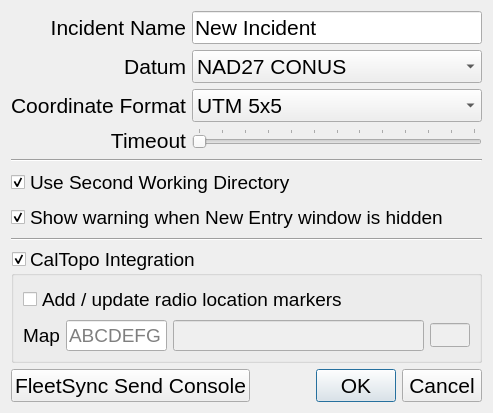
ncssar/radiolog, file designer/options.ui: the form before one commit.
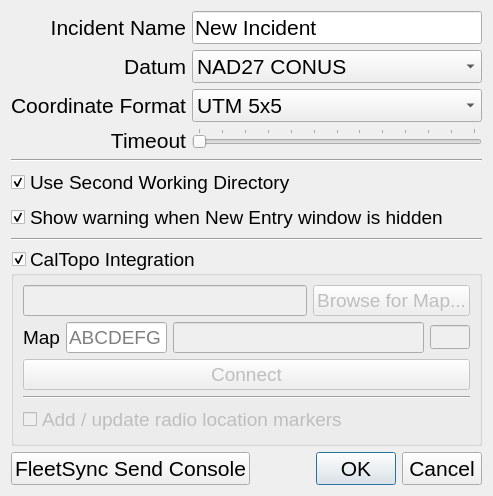
The form after the commit.

Commit message: WIP first pass at finding most recent map on team account; biggest change so far is that a mapless session needs to be opened first automatically, then openMap is called later, by user action

Diff of the .ui file:
```diff
--- a/designer/options.ui
+++ b/designer/options.ui
@@ -6,8 +6,8 @@
    <rect>
     <x>0</x>
     <y>0</y>
-    <width>653</width>
-    <height>424</height>
+    <width>455</width>
+    <height>515</height>
    </rect>
   </property>
   <property name="font">
@@ -278,17 +278,31 @@
      <property name="checkable">
       <bool>true</bool>
      </property>
-     <layout class="QGridLayout" name="gridLayout_3">
-      <item row="0" column="0">
-       <layout class="QGridLayout" name="gridLayout_2">
-        <item row="1" column="0">
-         <widget class="QCheckBox" name="caltopoRadioMarkersCheckBox">
-          <property name="text">
-           <string>Add / update radio location markers</string>
-          </property>
-         </widget>
+     <layout class="QVBoxLayout" name="verticalLayout_3">
+      <item>
+       <layout class="QVBoxLayout" name="verticalLayout_4" stretch="0,0,0,0,0">
+        <item>
+         <layout class="QHBoxLayout" name="horizontalLayout_3">
+          <item>
+           <widget class="QLineEdit" name="caltopoStatusField">
+            <property name="enabled">
+             <bool>false</bool>
+            </property>
+           </widget>
+          </item>
+          <item>
+           <widget class="QPushButton" name="caltopoBrowseButton">
+            <property name="enabled">
+             <bool>false</bool>
+            </property>
+            <property name="text">
+             <string>Browse for Map...</string>
+            </property>
+           </widget>
+          </item>
+         </layout>
         </item>
-        <item row="2" column="0">
+        <item>
          <layout class="QHBoxLayout" name="horizontalLayout_2" stretch="0,4,10,0">
           <item>
            <widget class="QLabel" name="caltopoMapLabel">
@@ -343,6 +357,33 @@
           </item>
          </layout>
         </item>
+        <item>
+         <widget class="QPushButton" name="caltopoConnectButton">
+          <property name="enabled">
+           <bool>false</bool>
+          </property>
+          <property name="text">
+           <string>Connect</string>
+          </property>
+         </widget>
+        </item>
+        <item>
+         <widget class="Line" name="line_3">
+          <property name="orientation">
+           <enum>Qt::Horizontal</enum>
+          </property>
+         </widget>
+        </item>
+        <item>
+         <widget class="QCheckBox" name="caltopoRadioMarkersCheckBox">
+          <property name="enabled">
+           <bool>false</bool>
+          </property>
+          <property name="text">
+           <string>Add / update radio location markers</string>
+          </property>
+         </widget>
+        </item>
        </layout>
       </item>
      </layout>
```
Left out of the diff: 52 changed lines with no effect on the pictures. The commit also changes 2 other files.
